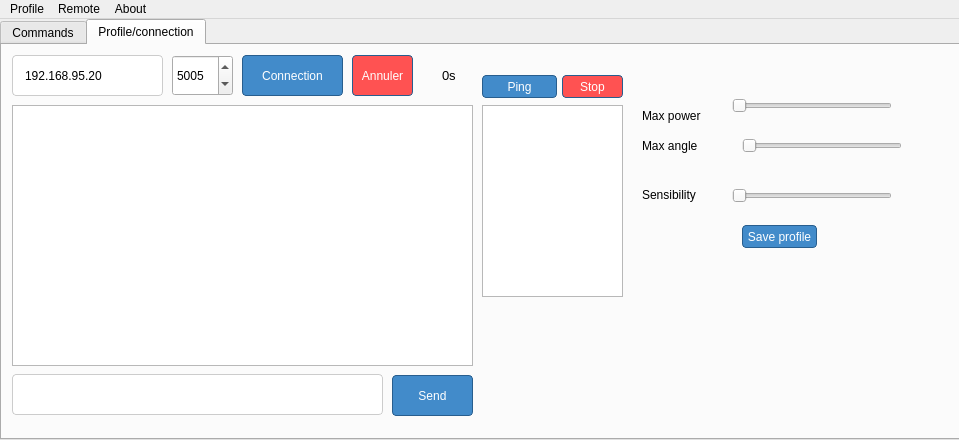
First picture: the form in dgipydrone.ui, repository DGIProject/DGIPyDrOneQt, before the edit.
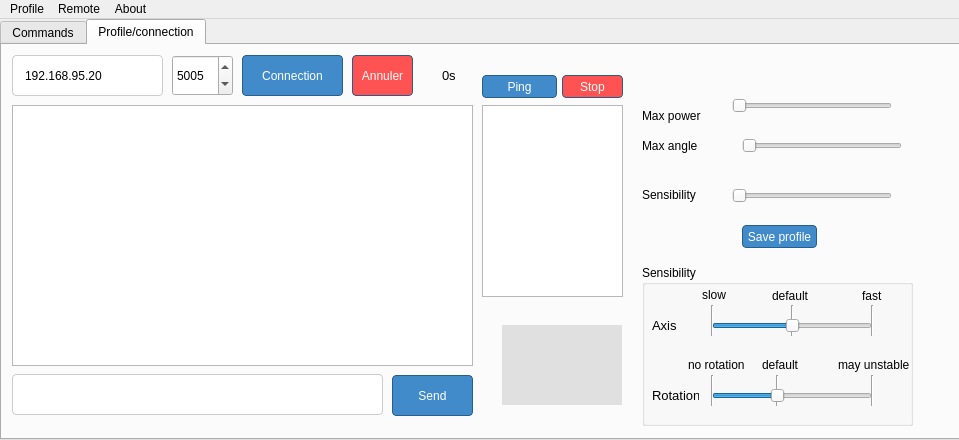
Second picture: the form after the edit.

Commit message: options : axis & rotation sensibility

What changed in the file:
```diff
--- a/dgipydrone.ui
+++ b/dgipydrone.ui
@@ -940,6 +940,283 @@
        <string>Stop</string>
       </property>
      </widget>
+     <widget class="QWidget" name="connectBefore_optionsWidget" native="true">
+      <property name="geometry">
+       <rect>
+        <x>500</x>
+        <y>280</y>
+        <width>120</width>
+        <height>80</height>
+       </rect>
+      </property>
+      <property name="styleSheet">
+       <string notr="true">QWidget {
+	background-color: rgb(190, 190, 190, 45%);
+}</string>
+      </property>
+     </widget>
+     <widget class="QGroupBox" name="groupBox_2">
+      <property name="geometry">
+       <rect>
+        <x>640</x>
+        <y>220</y>
+        <width>271</width>
+        <height>161</height>
+       </rect>
+      </property>
+      <property name="title">
+       <string>Sensibility</string>
+      </property>
+      <widget class="QSlider" name="rotationSensibilitySlider">
+       <property name="geometry">
+        <rect>
+         <x>70</x>
+         <y>120</y>
+         <width>160</width>
+         <height>22</height>
+        </rect>
+       </property>
+       <property name="maximum">
+        <number>5</number>
+       </property>
+       <property name="value">
+        <number>2</number>
+       </property>
+       <property name="orientation">
+        <enum>Qt::Horizontal</enum>
+       </property>
+      </widget>
+      <widget class="QSlider" name="axisSensibilitySlider">
+       <property name="geometry">
+        <rect>
+         <x>70</x>
+         <y>50</y>
+         <width>160</width>
+         <height>22</height>
+        </rect>
+       </property>
+       <property name="minimum">
+        <number>5</number>
+       </property>
+       <property name="maximum">
+        <number>15</number>
+       </property>
+       <property name="value">
+        <number>10</number>
+       </property>
+       <property name="orientation">
+        <enum>Qt::Horizontal</enum>
+       </property>
+      </widget>
+      <widget class="QLabel" name="label">
+       <property name="geometry">
+        <rect>
+         <x>10</x>
+         <y>120</y>
+         <width>47</width>
+         <height>21</height>
+        </rect>
+       </property>
+       <property name="font">
+        <font>
+         <pointsize>10</pointsize>
+        </font>
+       </property>
+       <property name="text">
+        <string>Rotation</string>
+       </property>
+      </widget>
+      <widget class="QLabel" name="label_2">
+       <property name="geometry">
+        <rect>
+         <x>10</x>
+         <y>50</y>
+         <width>47</width>
+         <height>21</height>
+        </rect>
+       </property>
+       <property name="font">
+        <font>
+         <pointsize>10</pointsize>
+        </font>
+       </property>
+       <property name="text">
+        <string>Axis</string>
+       </property>
+      </widget>
+      <widget class="Line" name="line_3">
+       <property name="geometry">
+        <rect>
+         <x>60</x>
+         <y>110</y>
+         <width>20</width>
+         <height>31</height>
+        </rect>
+       </property>
+       <property name="orientation">
+        <enum>Qt::Vertical</enum>
+       </property>
+      </widget>
+      <widget class="Line" name="line_4">
+       <property name="geometry">
+        <rect>
+         <x>220</x>
+         <y>110</y>
+         <width>21</width>
+         <height>31</height>
+        </rect>
+       </property>
+       <property name="orientation">
+        <enum>Qt::Vertical</enum>
+       </property>
+      </widget>
+      <widget class="Line" name="line_5">
+       <property name="geometry">
+        <rect>
+         <x>120</x>
+         <y>110</y>
+         <width>31</width>
+         <height>31</height>
+        </rect>
+       </property>
+       <property name="orientation">
+        <enum>Qt::Vertical</enum>
+       </property>
+      </widget>
+      <widget class="QLabel" name="label_6">
+       <property name="geometry">
+        <rect>
+         <x>120</x>
+         <y>90</y>
+         <width>41</width>
+         <height>20</height>
+        </rect>
+       </property>
+       <property name="text">
+        <string>default</string>
+       </property>
+      </widget>
+      <widget class="QLabel" name="label_7">
+       <property name="geometry">
+        <rect>
+         <x>46</x>
+         <y>90</y>
+         <width>61</width>
+         <height>20</height>
+        </rect>
+       </property>
+       <property name="text">
+        <string>no rotation</string>
+       </property>
+      </widget>
+      <widget class="QLabel" name="label_9">
+       <property name="geometry">
+        <rect>
+         <x>196</x>
+         <y>90</y>
+         <width>71</width>
+         <height>20</height>
+        </rect>
+       </property>
+       <property name="text">
+        <string>may unstable</string>
+       </property>
+      </widget>
+      <widget class="Line" name="line_6">
+       <property name="geometry">
+        <rect>
+         <x>60</x>
+         <y>40</y>
+         <width>20</width>
+         <height>31</height>
+        </rect>
+       </property>
+       <property name="orientation">
+        <enum>Qt::Vertical</enum>
+       </property>
+      </widget>
+      <widget class="Line" name="line_7">
+       <property name="geometry">
+        <rect>
+         <x>220</x>
+         <y>40</y>
+         <width>20</width>
+         <height>31</height>
+        </rect>
+       </property>
+       <property name="orientation">
+        <enum>Qt::Vertical</enum>
+       </property>
+      </widget>
+      <widget class="Line" name="line_8">
+       <property name="geometry">
+        <rect>
+         <x>140</x>
+         <y>40</y>
+         <width>20</width>
+         <height>31</height>
+        </rect>
+       </property>
+       <property name="orientation">
+        <enum>Qt::Vertical</enum>
+       </property>
+      </widget>
+      <widget class="QLabel" name="label_10">
+       <property name="geometry">
+        <rect>
+         <x>130</x>
+         <y>20</y>
+         <width>41</width>
+         <height>21</height>
+        </rect>
+       </property>
+       <property name="text">
+        <string>default</string>
+       </property>
+      </widget>
+      <widget class="QLabel" name="label_11">
+       <property name="geometry">
+        <rect>
+         <x>60</x>
+         <y>20</y>
+         <width>31</width>
+         <height>20</height>
+        </rect>
+       </property>
+       <property name="text">
+        <string>slow</string>
+       </property>
+      </widget>
+      <widget class="QLabel" name="label_12">
+       <property name="geometry">
+        <rect>
+         <x>220</x>
+         <y>20</y>
+         <width>31</width>
+         <height>21</height>
+        </rect>
+       </property>
+       <property name="text">
+        <string>fast</string>
+       </property>
+      </widget>
+      <zorder>line_7</zorder>
+      <zorder>line_6</zorder>
+      <zorder>line_8</zorder>
+      <zorder>line_4</zorder>
+      <zorder>line_3</zorder>
+      <zorder>line_5</zorder>
+      <zorder>rotationSensibilitySlider</zorder>
+      <zorder>axisSensibilitySlider</zorder>
+      <zorder>label</zorder>
+      <zorder>label_2</zorder>
+      <zorder>label_6</zorder>
+      <zorder>label_7</zorder>
+      <zorder>label_9</zorder>
+      <zorder>label_10</zorder>
+      <zorder>label_11</zorder>
+      <zorder>label_12</zorder>
+     </widget>
     </widget>
    </widget>
   </widget>
```
The commit also changes 3 other files.
